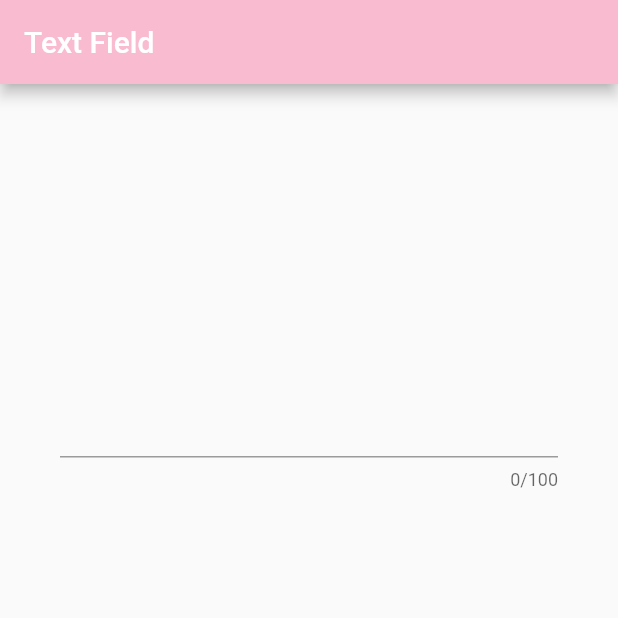
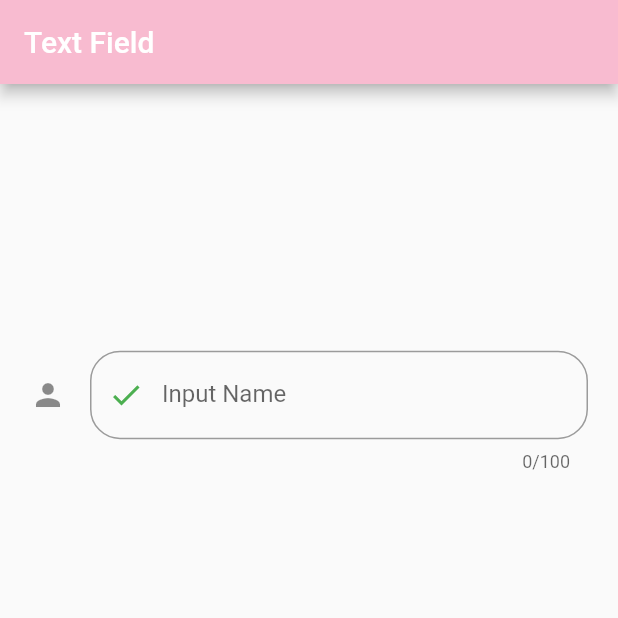
Before and after one commit to drScripts/Belajar-Flutter, a Flutter app: the screen it shows after launch, on a phone screen of 412 x 824 dp, the top half of it. Run offline on Flutter 3.47's test engine with Material 2 defaults, Android fonts, the phone set to English and light mode, and no system bars.

Commit message:
Text Field Decoration

```diff
--- a/text_field_decoration/lib/main.dart
+++ b/text_field_decoration/lib/main.dart
@@ -18,14 +18,22 @@ class _MyAppState extends State<MyApp> {
               backgroundColor: Colors.pink[100],
             ),
             body: Container(
-              margin: EdgeInsets.all(40),
+              margin: EdgeInsets.all(20),
               child: Column(
                   mainAxisAlignment: MainAxisAlignment.spaceAround,
                   children: <Widget>[
                     TextField(
                       // obscureText: true, // untuk passwords
-                      maxLength: 100, //maximal character
-                      maxLines: 2, // maximal line kebbawah
+                      decoration: InputDecoration(
+                          icon: Icon(Icons.person),
+                          prefixIcon: Icon(Icons.check, color: Colors.green),
+                          border: OutlineInputBorder(
+                              borderRadius: BorderRadius.circular(20)),
+                          labelText: 'Input Name',
+                          hintText: 'Input your Name',
+                          hintStyle: TextStyle(
+                              color: Colors.red, fontWeight: FontWeight.bold)),
+                      maxLength: 100, // maximal line kebbawah
                       onChanged: (value) {
                         setState(() {});
                       },
```
